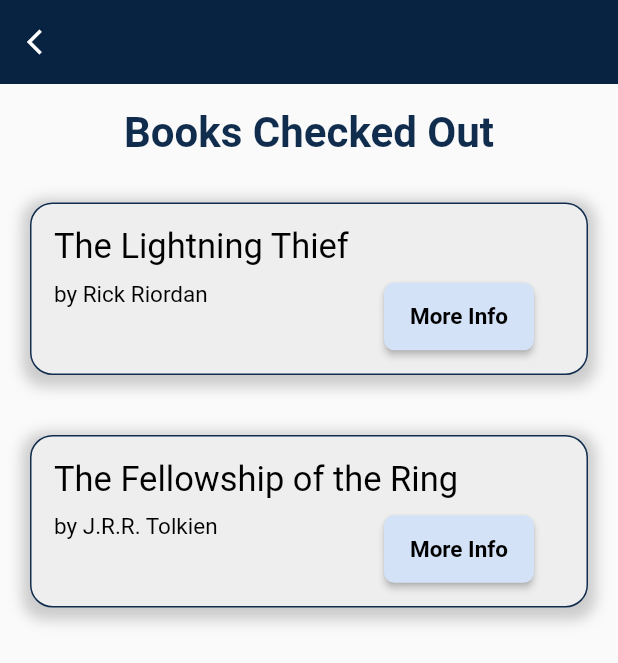
After one commit to CSC-642-LibraryApp/Library_App, a Flutter app: the setting screen opened directly, after a tap on "Books Checked Out", on a phone screen of 412 x 824 dp. The commit adds this screen. Shown: the top 663 px of the screen. Run offline on Flutter 3.47's test engine with Material 2 defaults, Android fonts, the phone set to English and light mode, and no system bars.

Commit message:
Add files via upload

```diff
--- /dev/null
+++ b/library_app/lib/checkout.dart
@@ -0,0 +1,131 @@
+import 'dart:ui';
+import 'package:flutter/material.dart';
+//Joe
+
+class Books {
+  String name;
+  String author;
+
+  Books({
+    required this.name,
+    required this.author,
+  });
+}
+
+class checkoutpage extends StatefulWidget {
+  @override
+  checkoutState createState() => checkoutState();
+}
+
+class checkoutState extends State<checkoutpage> {
+  @override
+  List<Books> books = [
+    Books(name: "The Lightning Thief", author: "by Rick Riordan"),
+    Books(name: "The Fellowship of the Ring", author: "by J.R.R. Tolkien"),
+  ];
+
+  infoPopUp(BuildContext context) {
+    AlertDialog alert = AlertDialog(
+      title: Text("Checked Out Location: Sunset Library"),
+      content: Text("Due Date: 12/6/2021"),
+    );
+    // show the dialog
+    showDialog(
+      context: context,
+      builder: (BuildContext context) {
+        return alert;
+      },
+    );
+  }
+
+  Widget build(BuildContext context) {
+    return Scaffold(
+        resizeToAvoidBottomInset: true,
+        appBar: AppBar(
+          elevation: 0,
+          backgroundColor: Color(0xFF082242),
+          leading: IconButton(
+            onPressed: () {
+              Navigator.pop(context);
+            },
+            icon: Icon(
+              Icons.arrow_back_ios,
+              size: 20,
+              color: Colors.white,
+            ),
+          ),
+        ),
+        drawer: Drawer(),
+        body: Container(
+            child: Column(
+          crossAxisAlignment: CrossAxisAlignment.stretch,
+          children: [
+            Padding(
+              padding: const EdgeInsets.only(top: 16, bottom: 10),
+              child: Text(
+                'Books Checked Out',
+                textAlign: TextAlign.center,
+                style: TextStyle(
+                    fontWeight: FontWeight.bold,
+                    color: Color(0xFF112D4E),
+                    fontSize: 28),
+              ),
+            ),
+            Expanded(
+              child: ListView.builder(
+                itemCount: books.length,
+                itemBuilder: (BuildContext ctx, int index) {
+                  return Container(
+                    decoration: new BoxDecoration(
+                      border: Border.all(color: Color(0xFF112D4E)),
+                      color: Color(0xFFEEEEEE),
+                      borderRadius: BorderRadius.circular(15),
+                      boxShadow: [
+                        BoxShadow(
+                          color: Colors.grey.withOpacity(0.5),
+                          spreadRadius: 5,
+                          blurRadius: 7,
+                          offset: Offset(0, 3), // changes position of shadow
+                        ),
+                      ],
+                    ),
+                    margin: EdgeInsets.all(20),
+                    height: 115,
+                    child: Stack(
+                      children: [
+                        Padding(
+                            padding: const EdgeInsets.only(top: 15, left: 15),
+                            child: Text(books[index].name,
+                                style: TextStyle(
+                                    color: Colors.black, fontSize: 23))),
+                        Padding(
+                            padding: const EdgeInsets.only(top: 51, left: 15),
+                            child: Text(books[index].author,
+                                style: TextStyle(
+                                    color: Colors.black, fontSize: 15))),
+                        Padding(
+                            padding: const EdgeInsets.only(top: 51, left: 235),
+                            child: MaterialButton(
+                                minWidth: 100,
+                                height: 45,
+                                color: Color(0xFFD3E2F7),
+                                shape: RoundedRectangleBorder(
+                                    borderRadius: BorderRadius.circular(7)),
+                                onPressed: () {
+                                  infoPopUp(context);
+                                },
+                                child: Text("More Info",
+                                    style: TextStyle(
+                                        color: Colors.black,
+                                        fontSize: 15,
+                                        fontWeight: FontWeight.bold)))),
+                      ],
+                    ),
+                  );
+                },
+              ),
+            )
+          ],
+        )));
+  }
+}
--- a/library_app/lib/settings.dart
+++ b/library_app/lib/settings.dart
@@ -2,6 +2,7 @@ import 'package:app642/login.dart';
 import 'package:app642/enrollmain.dart';
 import 'package:flutter/material.dart';
 import 'login.dart';
+import 'checkout.dart';
 //Minseon
 
 class setting extends StatelessWidget {
@@ -58,7 +59,30 @@ class setting extends StatelessWidget {
             ),
           ),
           Container(
-            child: _buildButtonColumn(" Books Checked out "),
+            width: 280,
+            child: ElevatedButton(
+              onPressed: () {
+                Navigator.of(context).push(PageRouteBuilder(
+                    opaque: false,
+                    pageBuilder: (BuildContext context, _, __) =>
+                        checkoutpage()));
+              },
+              style: ElevatedButton.styleFrom(
+                onPrimary: Colors.black,
+                primary: Color(0xFFD3E2F7),
+                shape: RoundedRectangleBorder(
+                  borderRadius: BorderRadius.circular(5),
+                ),
+                elevation: 3.0,
+              ),
+              child: Padding(
+                padding: const EdgeInsets.all(25.0),
+                child: Text(
+                  'Books Checked Out',
+                  style: TextStyle(fontSize: 20),
+                ),
+              ),
+            ),
           ),
           Container(
             child: _buildButtonColumn("      Your Reviews      "),
```
